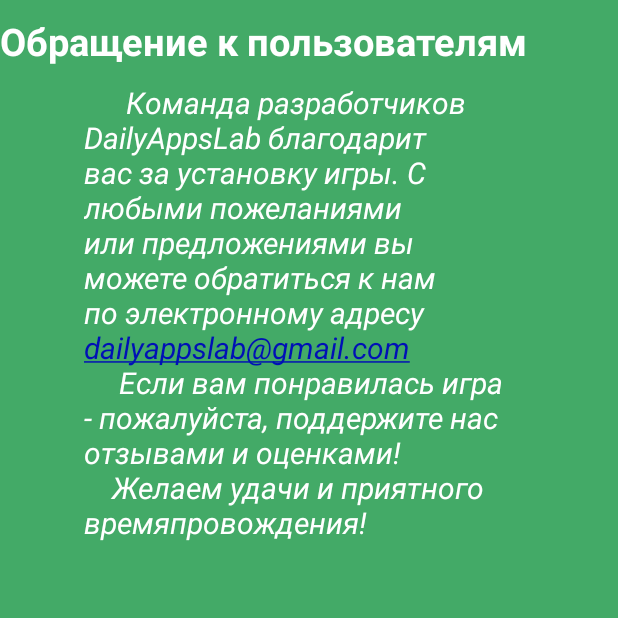
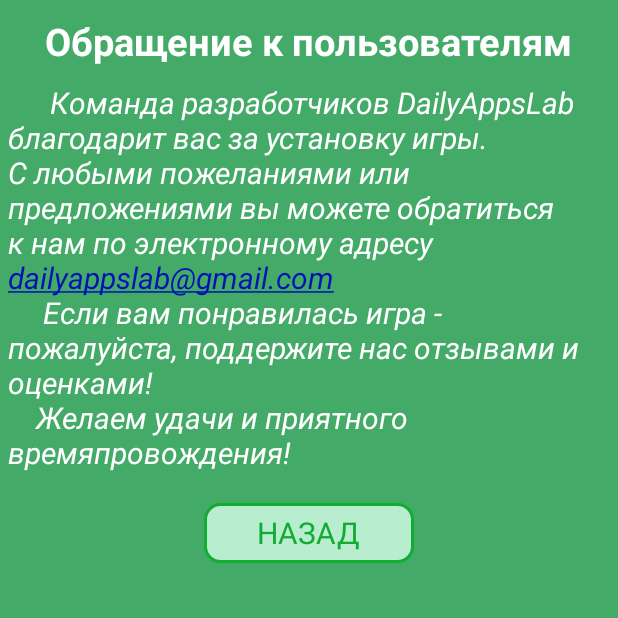
Before and after one commit to GreenQ/ETC, an Android app: the AboutUsActivity screen opened directly, with no data from a screen before it, on a phone screen of 412 x 824 dp, the top half of it. Run offline under Robolectric (Android 15) with nearby library versions, the phone set to English and light mode, and no system bars.

Commit message:
plis specifi comit 4ange

```diff
--- a/app/src/main/res/layout/about.xml
+++ b/app/src/main/res/layout/about.xml
@@ -5,7 +5,7 @@
     android:background="#ff43aa67">
 
     <TextView
-
+        android:layout_centerHorizontal="true"
         android:layout_width="wrap_content"
         android:layout_height="wrap_content"
         android:text="Обращение к пользователям"
@@ -20,8 +20,11 @@
     <TextView
 
         android:layout_below="@+id/textView"
-        android:layout_width="300dp"
-        android:layout_height="match_parent"
+        android:layout_width="wrap_content"
+        android:id="@+id/text_about"
+        android:layout_marginRight="5dp"
+        android:layout_marginLeft="5dp"
+        android:layout_height="wrap_content"
         android:textSize="20sp"
         android:layout_marginTop="10dp"
         android:layout_centerHorizontal="true"
@@ -32,4 +35,23 @@
         android:text="      Команда разработчиков DailyAppsLab благодарит вас за установку игры. С любыми пожеланиями или предложениями вы можете обратиться к нам по электронному адресу dailyappslab@gmail.com \n     Если вам понравилась игра - пожалуйста, поддержите нас отзывами и оценками! \n    Желаем удачи и приятного времяпровождения!"
         android:textStyle="italic"/>
 
+
+    <RelativeLayout
+        android:layout_marginTop="20dp"
+        android:layout_centerHorizontal="true"
+        android:layout_below="@+id/text_about"
+        android:id="@+id/exit"
+        android:layout_width="140dp"
+        android:layout_height="40dp"
+        android:background="@drawable/active_rec">
+
+        <TextView
+            android:layout_centerInParent="true"
+            android:layout_width="wrap_content"
+            android:layout_height="wrap_content"
+            android:textColor="#ff12ac32"
+            android:textSize="20sp"
+            android:text="НАЗАД"/>
+    </RelativeLayout>
+
 </RelativeLayout>
--- a/app/src/main/res/layout/learn.xml
+++ b/app/src/main/res/layout/learn.xml
@@ -31,7 +31,7 @@
         android:layout_marginTop="5dp"
         android:layout_alignParentBottom="true"
         android:layout_marginBottom="10dp"
-        android:id="@+id/new_game"
+        android:id="@+id/close"
         android:layout_marginLeft="10dp"
         android:layout_width="130dp"
         android:layout_height="60dp"
@@ -53,7 +53,7 @@
         android:layout_alignParentBottom="true"
         android:layout_alignParentRight="true"
         android:layout_marginBottom="10dp"
-        android:id="@+id/exit"
+        android:id="@+id/never"
         android:layout_width="130dp"
         android:layout_height="60dp"
         android:background="@drawable/active_rec">
--- a/app/src/main/res/layout/menu.xml
+++ b/app/src/main/res/layout/menu.xml
@@ -4,6 +4,12 @@
     android:layout_height="match_parent"
     android:background="#ff43aa67">
 
+
+    <ImageView
+        android:layout_width="300dp"
+        android:layout_height="300dp"
+        android:layout_centerInParent="true"
+        android:background="@drawable/i500"/>
 
     <RelativeLayout
         android:layout_width="wrap_content"
```
Also changed, not shown: app/src/main/res/layout/load.xml (+11 -1 lines), app/src/main/res/drawable-mdpi/ic_launcher.png, app/src/main/res/drawable-xhdpi/ic_launcher.png, app/src/main/res/drawable-xxhdpi/ic_launcher.png, app/src/main/res/drawable/i500.png (added).
